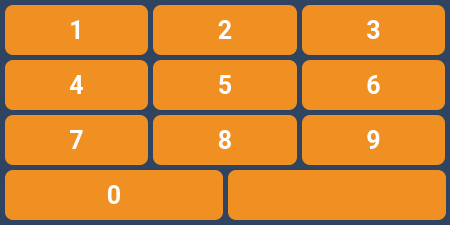
Qt form client/GUI/ui/widgets/widget_3_29_keyboard.ui (komrade2801/AutoSklad) before a commit.
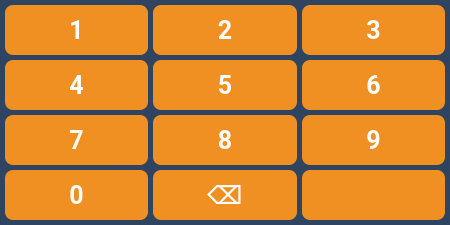
The same form after that commit. Icons and pictures are not drawn.

Commit message: feat(keyboard): Added backspace button functionality and adjusted keyboard layout for improved usability

Patch:
```diff
--- a/client/GUI/ui/widgets/widget_3_29_keyboard.ui
+++ b/client/GUI/ui/widgets/widget_3_29_keyboard.ui
@@ -161,7 +161,7 @@
     <rect>
      <x>5</x>
      <y>170</y>
-     <width>218</width>
+     <width>143</width>
      <height>50</height>
     </rect>
    </property>
@@ -405,15 +405,51 @@
     </size>
    </property>
   </widget>
+  <widget class="QPushButton" name="btn_backspace">
+   <property name="enabled">
+    <bool>true</bool>
+   </property>
+   <property name="geometry">
+    <rect>
+     <x>153</x>
+     <y>170</y>
+     <width>144</width>
+     <height>50</height>
+    </rect>
+   </property>
+   <property name="minimumSize">
+    <size>
+     <width>0</width>
+     <height>0</height>
+    </size>
+   </property>
+   <property name="font">
+    <font>
+     <family>Roboto</family>
+     <pointsize>-1</pointsize>
+     <weight>75</weight>
+     <bold>true</bold>
+    </font>
+   </property>
+   <property name="text">
+    <string>⌫</string>
+   </property>
+   <property name="iconSize">
+    <size>
+     <width>51</width>
+     <height>51</height>
+    </size>
+   </property>
+  </widget>
   <widget class="QPushButton" name="btn_close">
    <property name="enabled">
     <bool>true</bool>
    </property>
    <property name="geometry">
     <rect>
-     <x>228</x>
+     <x>302</x>
      <y>170</y>
-     <width>218</width>
+     <width>143</width>
      <height>50</height>
     </rect>
    </property>
```
The commit also changes 5 other files.
